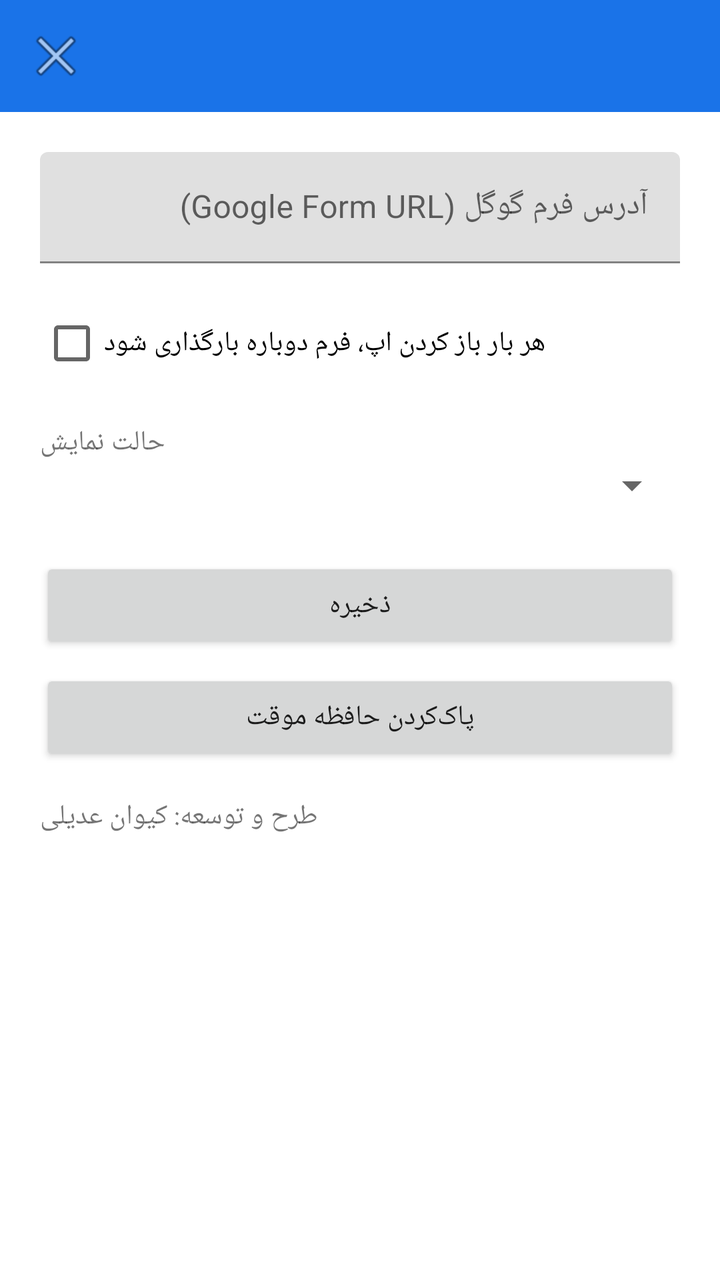
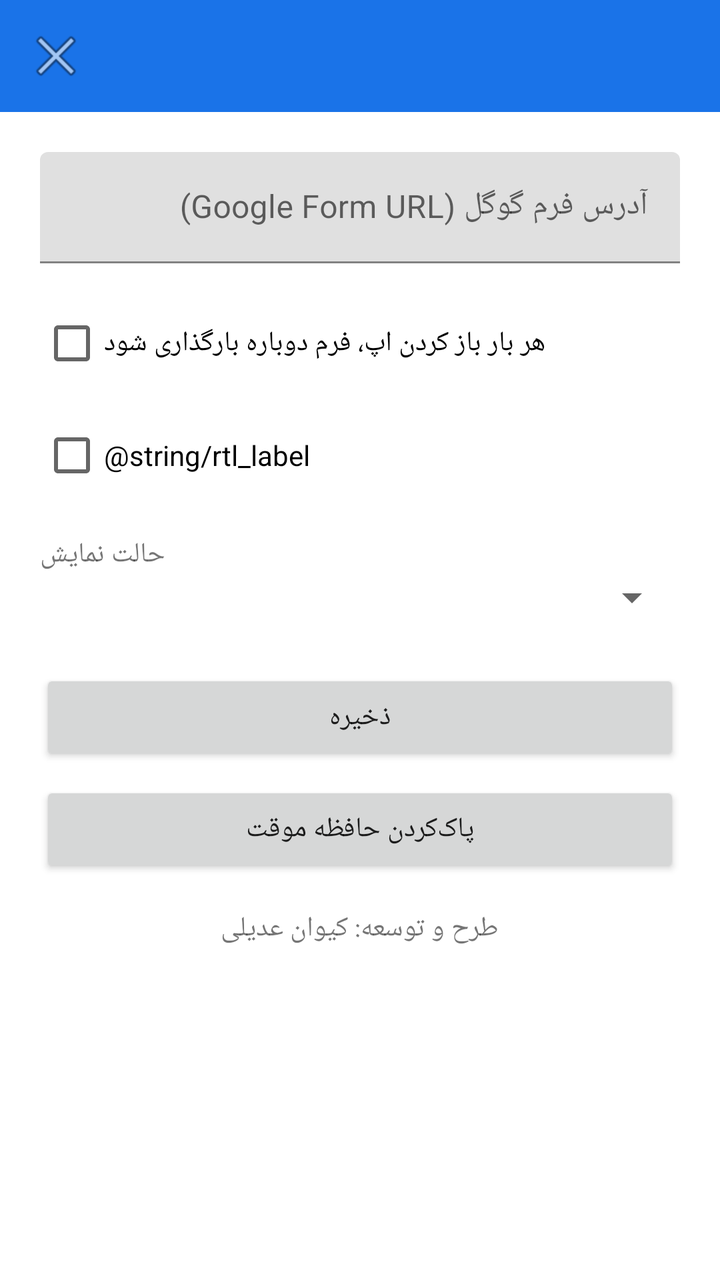

Before-and-after screenshots of an Android layout around one commit, followed by the original layout XML and the change that was made.
<!-- AndroidManifest.xml: application theme Theme.FormViewer -->
<!-- res/layout/activity_settings.xml -->
<?xml version="1.0" encoding="utf-8"?>
<LinearLayout xmlns:android="http://schemas.android.com/apk/res/android"
    xmlns:app="http://schemas.android.com/apk/res-auto"
    android:layout_width="match_parent"
    android:layout_height="match_parent"
    android:orientation="vertical">

    <com.google.android.material.appbar.MaterialToolbar
        android:id="@+id/toolbarSettings"
        android:layout_width="match_parent"
        android:layout_height="?attr/actionBarSize"
        android:background="?attr/colorPrimary"
        android:theme="@style/ThemeOverlay.AppCompat.Dark.ActionBar"
        app:titleTextColor="@android:color/white"
        app:navigationIcon="@android:drawable/ic_menu_close_clear_cancel" 
        app:popupTheme="@style/ThemeOverlay.AppCompat.Light" />

    <ScrollView
        android:layout_width="match_parent"
        android:layout_height="match_parent">

        <LinearLayout
            android:layout_width="match_parent"
            android:layout_height="wrap_content"
            android:orientation="vertical"
            android:padding="20dp">

            <com.google.android.material.textfield.TextInputLayout
                android:layout_width="match_parent"
                android:layout_height="wrap_content"
                android:hint="@string/form_url_hint">

                <com.google.android.material.textfield.TextInputEditText
                    android:id="@+id/editFormUrl"
                    android:layout_width="match_parent"
                    android:layout_height="wrap_content"
                    android:inputType="textUri" />

            </com.google.android.material.textfield.TextInputLayout>

            <CheckBox
                android:id="@+id/checkAutoRefresh"
                android:layout_width="wrap_content"
                android:layout_height="wrap_content"
                android:layout_marginTop="16dp"
                android:text="@string/auto_refresh_label" />

            <TextView
                android:layout_width="wrap_content"
                android:layout_height="wrap_content"
                android:layout_marginTop="16dp"
                android:text="@string/theme_label" />

            <Spinner
                android:id="@+id/spinnerTheme"
                android:layout_width="match_parent"
                android:layout_height="wrap_content" />

            <Button
                android:id="@+id/btnSave"
                android:layout_width="match_parent"
                android:layout_height="wrap_content"
                android:layout_marginTop="24dp"
                android:text="@string/save" />

            <Button
                android:id="@+id/btnClearCache"
                android:layout_width="match_parent"
                android:layout_height="wrap_content"
                android:layout_marginTop="8dp"
                android:text="@string/clear_cache" />
            
            <TextView
                android:layout_width="wrap_content"
                android:layout_height="wrap_content"
                android:layout_marginTop="16dp"
                android:text="طرح و توسعه: کیوان عدیلی" />
        </LinearLayout>
    </ScrollView>

</LinearLayout>
<!-- resources referenced by this layout -->
<resources>
  <string name="auto_refresh_label">هر بار باز کردن اپ، فرم دوباره بارگذاری شود</string>
  <string name="clear_cache">پاک‌کردن حافظه موقت</string>
  <string name="form_url_hint">آدرس فرم گوگل (Google Form URL)</string>
  <string name="save">ذخیره</string>
  <string name="theme_label">حالت نمایش</string>
  <style name="Theme.FormViewer" parent="Theme.MaterialComponents.DayNight.NoActionBar">
          <item name="colorPrimary">@color/colorPrimary</item>
          <item name="colorPrimaryDark">@color/colorPrimaryDark</item>
          <item name="colorAccent">@color/colorAccent</item>
      </style>
  <color name="colorPrimary">#1A73E8</color>
  <color name="colorPrimaryDark">#0B57C6</color>
  <color name="colorAccent">#34A853</color>
</resources>

<!-- the commit's change to res/layout/activity_settings.xml (unified diff, before → after) -->
@@ -44,7 +44,13 @@
                 android:layout_height="wrap_content"
                 android:layout_marginTop="16dp"
                 android:text="@string/auto_refresh_label" />
-
+            <CheckBox
+                android:id="@+id/checkRtl"
+                android:layout_width="wrap_content"
+                android:layout_height="wrap_content"
+                android:layout_marginTop="8dp"
+                android:text="@string/rtl_label" />
+            
             <TextView
                 android:layout_width="wrap_content"
                 android:layout_height="wrap_content"
@@ -74,6 +80,7 @@
                 android:layout_width="wrap_content"
                 android:layout_height="wrap_content"
                 android:layout_marginTop="16dp"
+                android:layout_gravity="center_horizontal"
                 android:text="طرح و توسعه: کیوان عدیلی" />
         </LinearLayout>
     </ScrollView>
